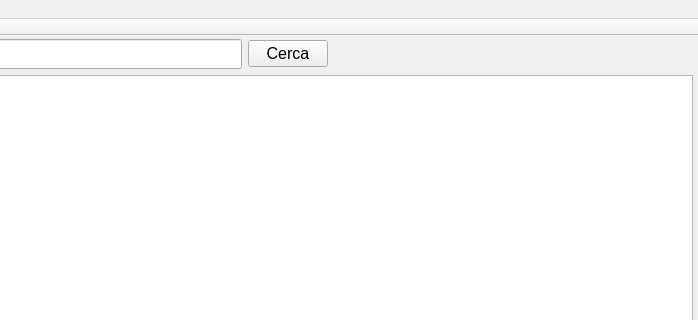
LuigiCaradonna/funeraria, file funeraria.ui: the form before one commit; both pictures show x 582 to 1280 and y 0 to 320 of the 1280 by 800 pixel window.
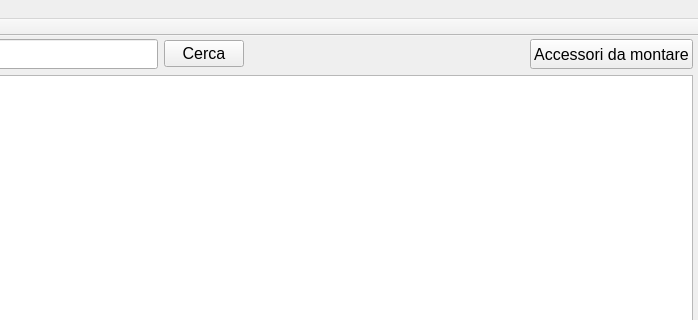
The form after the commit.

Commit message: Added the feature to list the accessories to be mounted

```diff
--- a/funeraria.ui
+++ b/funeraria.ui
@@ -203,6 +203,30 @@
           </property>
          </spacer>
         </item>
+        <item>
+         <widget class="QPushButton" name="btnAccessories">
+          <property name="minimumSize">
+           <size>
+            <width>0</width>
+            <height>30</height>
+           </size>
+          </property>
+          <property name="maximumSize">
+           <size>
+            <width>16777215</width>
+            <height>30</height>
+           </size>
+          </property>
+          <property name="font">
+           <font>
+            <pointsize>12</pointsize>
+           </font>
+          </property>
+          <property name="text">
+           <string>Accessori da montare</string>
+          </property>
+         </widget>
+        </item>
        </layout>
       </item>
       <item>
```
The commit also changes 6 other files.
